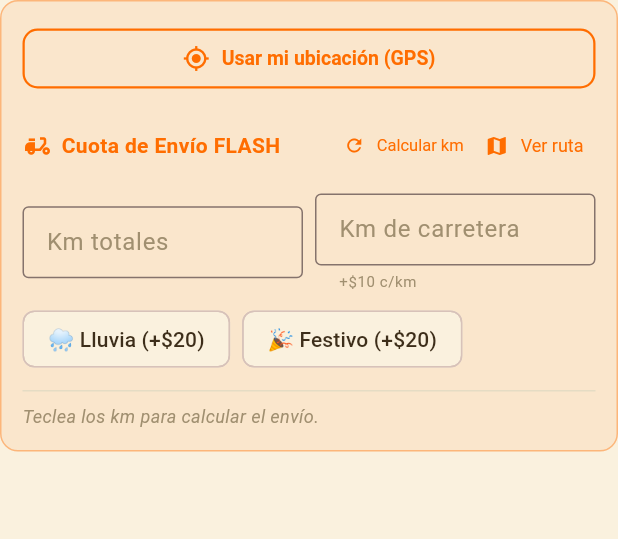
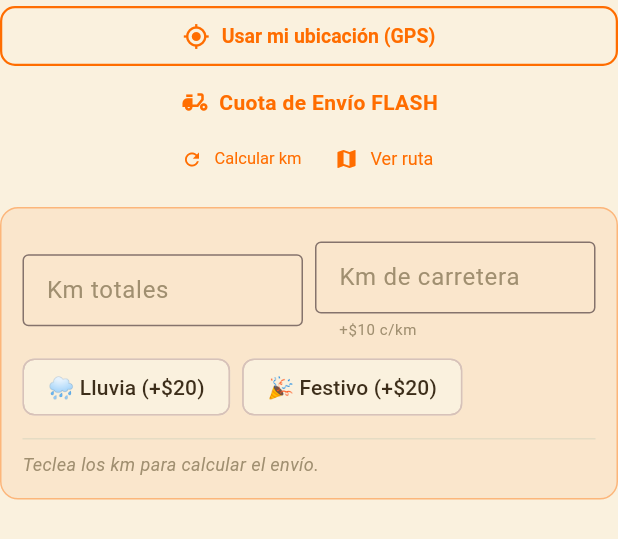
Before and after one commit to gorditasmh2020rigoberto/restaurant, a Flutter app: the DeliveryFeeCalculator widget shown alone on an empty page, opened directly with empty values, on a phone screen of 412 x 824 dp. Shown: the top 539 px of the screen. Run offline on Flutter 3.47's test engine with Material 3 defaults, Android fonts, the phone set to English and light mode, and no system bars; our stand-ins replace audioplayers, geolocator, image_picker, pdf, printing, qr_flutter and 2 more; missing offline and left inert: dart:html, dart:js, dart:js_interop, dart:ui_web; accounts and stored records are empty; network calls fail; key blocks and very long unbroken strings in the code were emptied for the run.

Commit message:
style(delivery): mover título y acciones arriba de la caja naranja
Antes "Cuota de Envío FLASH" y los botones Calcular km / Ver ruta
vivían DENTRO del cuadro naranja, en una sola Row apretada. Ahora:

1. Título centrado arriba del cuadro.
2. Calcular km · Ver ruta centrados debajo del título.
3. El cuadro naranja solo contiene km inputs, chips y totales.

Da más respiro visual y agrupa las acciones lejos de los inputs.

Co-Authored-By: Claude Opus 4.7 <noreply@anthropic.com>

```diff
--- a/lib/widgets/delivery_fee_calculator.dart
+++ b/lib/widgets/delivery_fee_calculator.dart
@@ -283,21 +283,11 @@ class DeliveryFeeCalculatorState extends State<DeliveryFeeCalculator> {
       rain: _rain,
       holiday: _holiday,
     );
-    return Container(
-      padding: const EdgeInsets.all(14),
-      decoration: BoxDecoration(
-        color: const Color(0xFFFF6D00).withValues(alpha: 0.08),
-        borderRadius: BorderRadius.circular(12),
-        border: Border.all(
-            color: const Color(0xFFFF6D00).withValues(alpha: 0.4)),
-      ),
-      child: Column(
-        crossAxisAlignment: CrossAxisAlignment.start,
+    return Column(
+      crossAxisAlignment: CrossAxisAlignment.stretch,
       mainAxisSize: MainAxisSize.min,
       children: [
-          // Botón grande: usar GPS para llenar dirección + distancia.
-          // Se oculta cuando el parent ya muestra un botón equivalente
-          // (p.ej. ícono dentro del TextField de dirección).
+        // Botón grande GPS: queda arriba de todo (cuando aplica).
         if (widget.showGpsButton) ...[
           SizedBox(
             width: double.infinity,
@@ -307,8 +297,8 @@ class DeliveryFeeCalculatorState extends State<DeliveryFeeCalculator> {
               label: const Text('Usar mi ubicación (GPS)'),
               style: OutlinedButton.styleFrom(
                 foregroundColor: const Color(0xFFFF6D00),
-                  side: const BorderSide(
-                      color: Color(0xFFFF6D00), width: 1.5),
+                side:
+                    const BorderSide(color: Color(0xFFFF6D00), width: 1.5),
                 padding: const EdgeInsets.symmetric(vertical: 10),
                 textStyle: const TextStyle(
                     fontWeight: FontWeight.w700, fontSize: 13),
@@ -320,12 +310,14 @@ class DeliveryFeeCalculatorState extends State<DeliveryFeeCalculator> {
           ),
           const SizedBox(height: 10),
         ],
+        // Título: "Cuota de Envío FLASH" ARRIBA del cuadro, centrado.
         Row(
-            children: [
-              const Icon(Icons.delivery_dining,
+          mainAxisAlignment: MainAxisAlignment.center,
+          children: const [
+            Icon(Icons.delivery_dining,
                 color: Color(0xFFFF6D00), size: 20),
-              const SizedBox(width: 6),
-              const Text(
+            SizedBox(width: 6),
+            Text(
               'Cuota de Envío FLASH',
               style: TextStyle(
                 color: Color(0xFFFF6D00),
@@ -333,7 +325,13 @@ class DeliveryFeeCalculatorState extends State<DeliveryFeeCalculator> {
                 fontSize: 14,
               ),
             ),
-              const Spacer(),
+          ],
+        ),
+        const SizedBox(height: 4),
+        // Acciones centradas: Calcular km · Ver ruta (entre título y caja).
+        Row(
+          mainAxisAlignment: MainAxisAlignment.center,
+          children: [
             if (_autoCalcLoading)
               const Padding(
                 padding: EdgeInsets.symmetric(horizontal: 8),
@@ -362,6 +360,7 @@ class DeliveryFeeCalculatorState extends State<DeliveryFeeCalculator> {
                   textStyle: const TextStyle(fontSize: 11),
                 ),
               ),
+            const SizedBox(width: 8),
             TextButton.icon(
               onPressed: _openMaps,
               icon: const Icon(Icons.map, size: 16),
@@ -375,6 +374,20 @@ class DeliveryFeeCalculatorState extends State<DeliveryFeeCalculator> {
             ),
           ],
         ),
+        const SizedBox(height: 8),
+        // Caja naranja con km inputs, chips lluvia/festivo, totales.
+        Container(
+          padding: const EdgeInsets.all(14),
+          decoration: BoxDecoration(
+            color: const Color(0xFFFF6D00).withValues(alpha: 0.08),
+            borderRadius: BorderRadius.circular(12),
+            border: Border.all(
+                color: const Color(0xFFFF6D00).withValues(alpha: 0.4)),
+          ),
+          child: Column(
+            crossAxisAlignment: CrossAxisAlignment.start,
+            mainAxisSize: MainAxisSize.min,
+            children: [
           if (_autoCalcError != null)
             Padding(
               padding: const EdgeInsets.only(top: 6),
@@ -516,6 +529,8 @@ class DeliveryFeeCalculatorState extends State<DeliveryFeeCalculator> {
             ),
             ],
           ),
+        ),
+      ],
     );
   }
 
```
Lines whose indentation alone changed are shown as unchanged.
